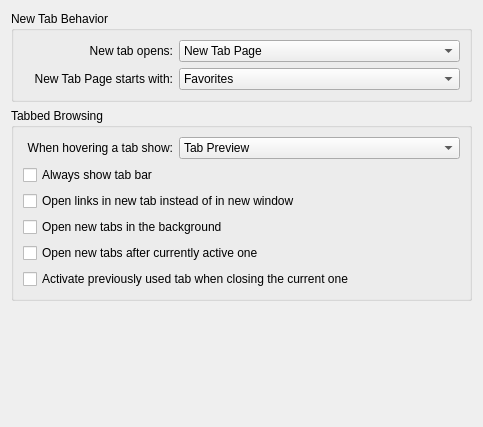
Old version of the form src/settings/settings_tabs.ui in the repository KDE/rekonq.
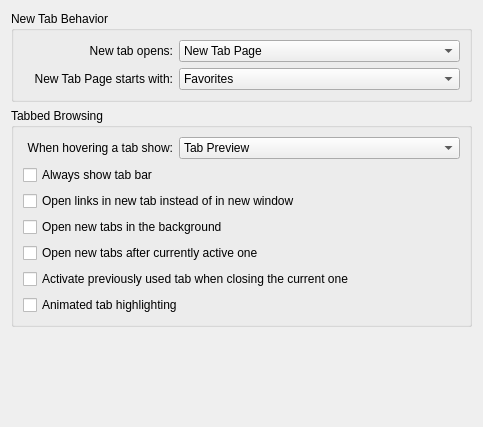
New version of the form. Custom widgets are drawn as their Qt base class.

What changed in the file:
```diff
--- a/src/settings/settings_tabs.ui
+++ b/src/settings/settings_tabs.ui
@@ -221,6 +221,13 @@
         </property>
        </widget>
       </item>
+      <item>
+       <widget class="QCheckBox" name="kcfg_animatedTabHighlighting">
+        <property name="text">
+         <string>Animated tab highlighting</string>
+        </property>
+       </widget>
+      </item>
      </layout>
     </widget>
    </item>
```
